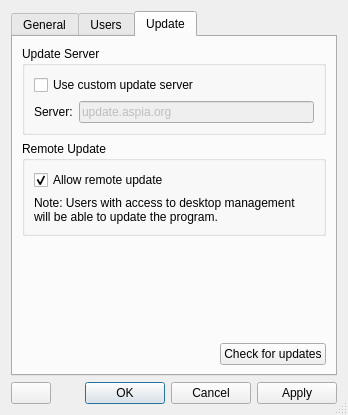
Qt form source/host/ui/host_config_dialog.ui (dchapyshev/aspia) before a commit.
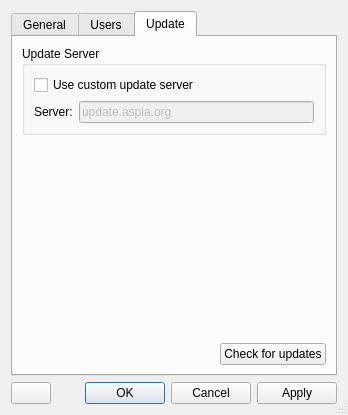
The same form after that commit. The open tabs and pages were chosen to show the change. Icons and pictures are not drawn.

Commit message: - Removed the option "Allow remote update" from the dialog. Remote update is always available in desktop management.

```diff
--- a/source/host/ui/host_config_dialog.ui
+++ b/source/host/ui/host_config_dialog.ui
@@ -7,7 +7,7 @@
     <x>0</x>
     <y>0</y>
     <width>333</width>
-    <height>380</height>
+    <height>383</height>
    </rect>
   </property>
   <property name="windowTitle">
@@ -331,35 +331,6 @@
          </layout>
         </widget>
        </item>
-       <item>
-        <widget class="QGroupBox" name="groupbox_remote_update">
-         <property name="title">
-          <string>Remote Update</string>
-         </property>
-         <layout class="QVBoxLayout" name="verticalLayout_7">
-          <item>
-           <widget class="QCheckBox" name="checkbox_allow_remote_update">
-            <property name="text">
-             <string>Allow remote update</string>
-            </property>
-            <property name="checked">
-             <bool>true</bool>
-            </property>
-           </widget>
-          </item>
-          <item>
-           <widget class="QLabel" name="label_2">
-            <property name="text">
-             <string>Note: Users with access to desktop management will be able to update the program.</string>
-            </property>
-            <property name="wordWrap">
-             <bool>true</bool>
-            </property>
-           </widget>
-          </item>
-         </layout>
-        </widget>
-       </item>
        <item>
         <spacer name="verticalSpacer_3">
          <property name="orientation">
```
The commit also changes 7 other files.
